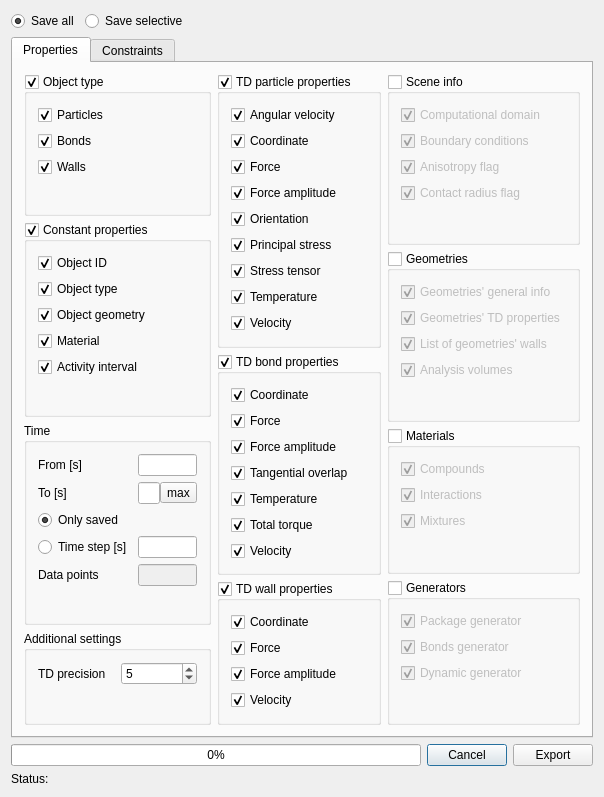
Old version of the form QTDialogs/MUSENMainWindow/ExportAsTextTab.ui in the repository ygryk603729/musen_2.
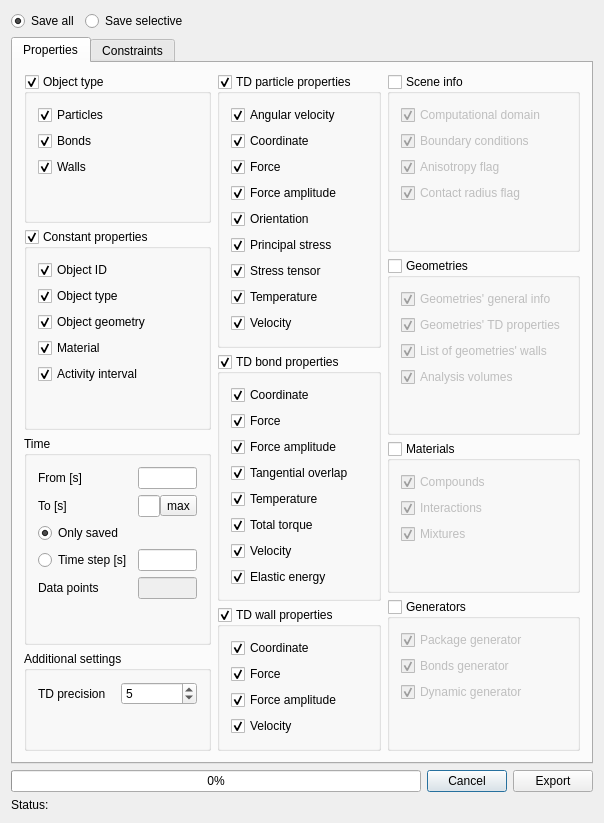
New version of the form. Icons and pictures are not drawn. Custom widgets are drawn as their Qt base class.

Patch:
```diff
--- a/QTDialogs/MUSENMainWindow/ExportAsTextTab.ui
+++ b/QTDialogs/MUSENMainWindow/ExportAsTextTab.ui
@@ -637,6 +637,19 @@
               </property>
              </widget>
             </item>
+            <item>
+             <widget class="QCheckBox" name="checkTDBondEnergy">
+              <property name="toolTip">
+               <string>Elastic potential energy of the bond (Ji &amp; Di, 2013, axial + shear terms)</string>
+              </property>
+              <property name="text">
+               <string>Elastic energy</string>
+              </property>
+              <property name="checked">
+               <bool>true</bool>
+              </property>
+             </widget>
+            </item>
             <item>
              <spacer name="verticalSpacer_6">
               <property name="orientation">
```
Left out of the diff: 1 changed line with no effect on the pictures.
